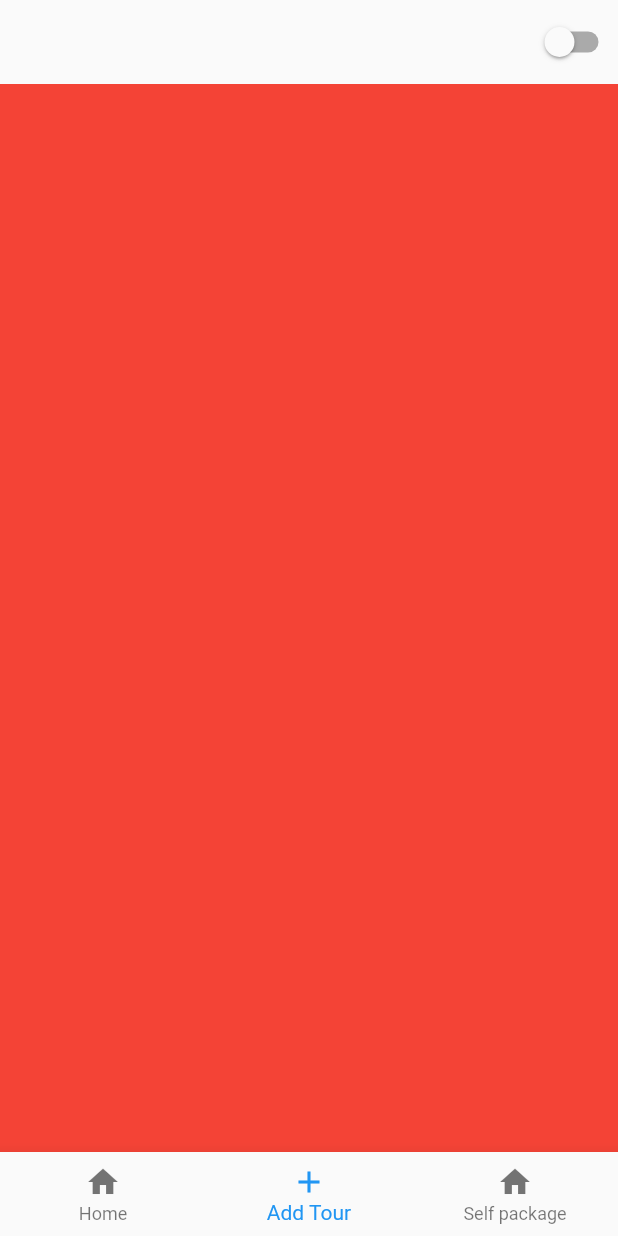
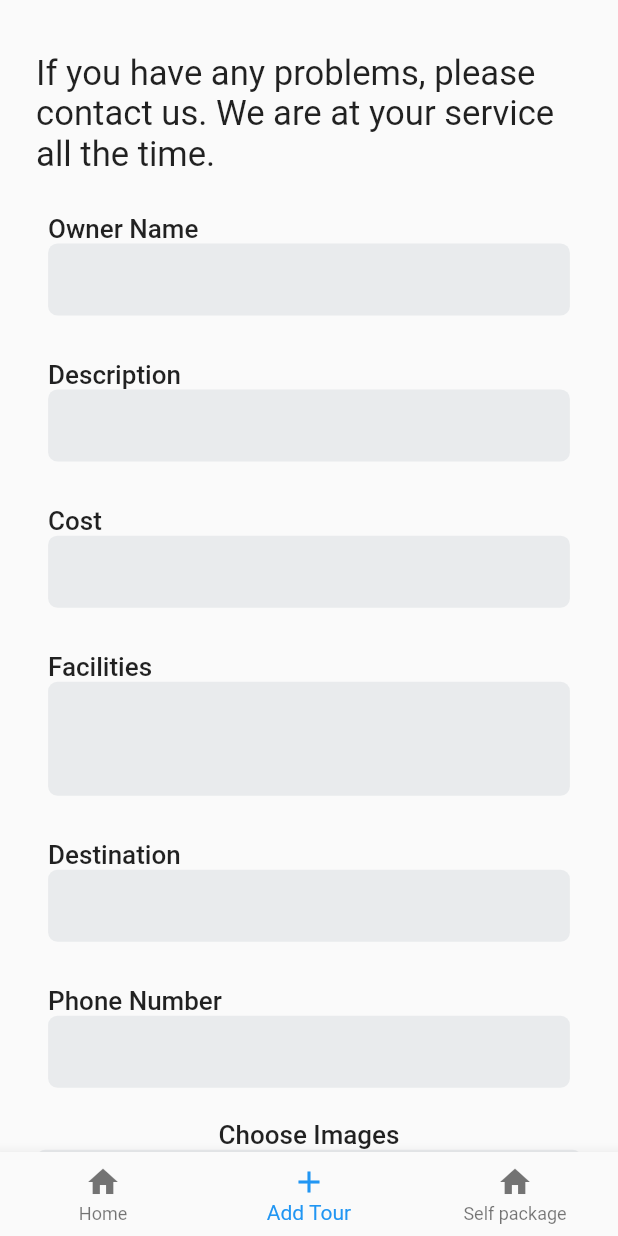
Before and after one commit to Sohag-84/Tour-app-Admin-pannel, a Flutter app: the screen it shows after launch, item 2 of the bottom bar chosen, on a phone screen of 412 x 824 dp. Run offline on Flutter 3.47's test engine with Material 2 defaults, Android fonts, the light colour scheme and no system bars; our stand-ins replace flutter_screenutil, fluttertoast, get, velocity_x.

Commit message:
add tour package done

```diff
--- /dev/null
+++ b/lib/controllers/add_tour_controller.dart
@@ -0,0 +1,5 @@
+import 'package:get/get.dart';
+
+class AddTourController extends GetxController{
+
+}
--- a/lib/views/bottom_navigation/add_tour_screen.dart
+++ b/lib/views/bottom_navigation/add_tour_screen.dart
@@ -1,10 +1,111 @@
+// ignore_for_file: prefer_const_constructors
+
 import 'package:flutter/material.dart';
+import 'package:flutter_screenutil/flutter_screenutil.dart';
+import 'package:fluttertoast/fluttertoast.dart';
+import 'package:travel_agency_admin_app/widgets/custom_text_field.dart';
+import 'package:velocity_x/velocity_x.dart';
+
+import '../../widgets/violet_button.dart';
 
 class AddTourScreen extends StatelessWidget {
-  const AddTourScreen({Key? key}) : super(key: key);
+  AddTourScreen({Key? key}) : super(key: key);
+
+  final TextEditingController _nameController = TextEditingController();
+  final TextEditingController _descriptionController = TextEditingController();
+  final TextEditingController _costController = TextEditingController();
+  final TextEditingController _facilityController = TextEditingController();
+  final TextEditingController _destinationController = TextEditingController();
+  final TextEditingController _phoneNumberController = TextEditingController();
 
   @override
   Widget build(BuildContext context) {
-    return Container(color: Colors.red,);
+    return Scaffold(
+      body: SafeArea(
+        child: Padding(
+          padding: EdgeInsets.only(left: 25.w, right: 25.w, top: 10.h),
+          child: SingleChildScrollView(
+            child: Column(
+              children: [
+                30.h.heightBox,
+                Text(
+                  "If you have any problems, please contact us. We are at your service all the time.",
+                  style: TextStyle(
+                    fontSize: 24.sp,
+                  ),
+                ),
+                SizedBox(
+                  height: 20.h,
+                ),
+                customTextField("Owner Name", _nameController),
+                customTextField("Description", _descriptionController),
+                customTextField("Cost", _costController),
+                customTextField("Facilities", _facilityController, maxline: 4),
+                customTextField("Destination", _destinationController),
+                customTextField("Phone Number", _phoneNumberController),
+                Text(
+                  "Choose Images",
+                  style: TextStyle(
+                    fontWeight: FontWeight.w500,
+                    fontSize: 18.sp,
+                  ),
+                ),
+                Container(
+                  height: 100.h,
+                  decoration: BoxDecoration(
+                    color: Color(0xFFE9EBED),
+                    borderRadius: BorderRadius.all(
+                      Radius.circular(7.r),
+                    ),
+                  ),
+                  child: Center(
+                    child: FloatingActionButton(
+                      onPressed: () {},
+                      child: const Icon(Icons.add),
+                    ),
+                  ),
+                ),
+                SizedBox(
+                  height: 50.h,
+                ),
+                VioletButton(
+                  isLoading: false,
+                  title: "Next",
+                  onAction: () {
+                    if (_nameController.text.isEmpty ||
+                        _nameController.text.length < 3) {
+                      Fluttertoast.showToast(
+                          msg: "Name must be at least 3 character");
+                    } else if (_descriptionController.text.isEmpty ||
+                        _descriptionController.text.length < 3) {
+                      Fluttertoast.showToast(
+                          msg: "description must be at least 3 character");
+                    } else if (_costController.text.isEmpty ||
+                        _costController.text.length < 3) {
+                      Fluttertoast.showToast(
+                          msg: "cost must be at least 3 character");
+                    } else if (_facilityController.text.isEmpty ||
+                        _facilityController.text.length < 3) {
+                      Fluttertoast.showToast(
+                          msg: "facility must be at least 3 character");
+                    } else if (_destinationController.text.isEmpty ||
+                        _destinationController.text.length < 3) {
+                      Fluttertoast.showToast(
+                          msg: "destination must be at least 3 character");
+                    } else if (_phoneNumberController.text.isEmpty ||
+                        _phoneNumberController.text.length < 11) {
+                      Fluttertoast.showToast(
+                          msg: "phone number must be at least 11 character");
+                    } else {
+                      Fluttertoast.showToast(msg: "Everything is ok");
+                    }
+                  },
+                ),
+              ],
+            ),
+          ),
+        ),
+      ),
+    );
   }
 }
--- a/lib/views/home.dart
+++ b/lib/views/home.dart
@@ -37,9 +37,6 @@ class Home extends StatelessWidget {
           );
         },
       ),
-      appBar: AppBar(
-        actions: [Switch(value: false, onChanged: (value) {})],
-      ),
       body: Obx(
         () {
           return Column(
--- /dev/null
+++ b/lib/widgets/custom_text_field.dart
@@ -0,0 +1,43 @@
+// ignore_for_file: prefer_const_constructors
+
+import 'package:flutter/material.dart';
+import 'package:flutter_screenutil/flutter_screenutil.dart';
+
+Widget customTextField(String title, TextEditingController nameController,
+    {maxline}) {
+  return Padding(
+    padding: const EdgeInsets.all(8.0),
+    child: Column(
+      crossAxisAlignment: CrossAxisAlignment.start,
+      children: [
+        Text(
+          title,
+          style: TextStyle(
+            fontWeight: FontWeight.w500,
+            fontSize: 18.sp,
+          ),
+        ),
+        Container(
+          decoration: BoxDecoration(
+            color: Color(0xFFE9EBED),
+            borderRadius: BorderRadius.all(
+              Radius.circular(7.r),
+            ),
+          ),
+          child: TextField(
+            controller: nameController,
+            maxLines: maxline,
+            decoration: InputDecoration(
+              border: InputBorder.none,
+              contentPadding: EdgeInsets.only(left: 20.w),
+
+            ),
+          ),
+        ),
+        SizedBox(
+          height: 15.h,
+        ),
+      ],
+    ),
+  );
+}
--- a/pubspec.yaml
+++ b/pubspec.yaml
@@ -34,6 +34,9 @@ dependencies:
   cupertino_icons: ^1.0.2
   get: ^4.6.5
   flutter_screenutil: ^5.6.0
+  velocity_x: ^3.6.0
+  fluttertoast: ^8.1.2
+  image_picker: ^0.8.6
 
 dev_dependencies:
   flutter_test:
```
Also changed, not shown: lib/constants/app_colors.dart (added, +8 -0 lines), lib/widgets/violet_button.dart (added, +60 -0 lines), pubspec.lock.
